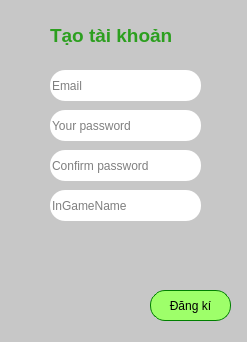
First picture: the form in untitled/Regist.ui, repository ledong2512/QtOAQ, before the edit.
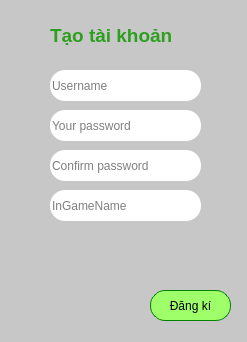
Second picture: the form after the edit.

The edit to the form file:
```diff
--- a/untitled/Regist.ui
+++ b/untitled/Regist.ui
@@ -46,7 +46,7 @@
     </rect>
    </property>
    <property name="placeholderText">
-    <string>Email</string>
+    <string>Username</string>
    </property>
   </widget>
   <widget class="QLineEdit" name="linePass">
```
